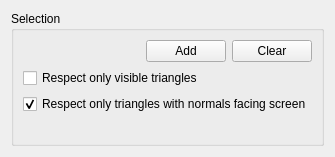
southseact-3d/fcd, file src/Mod/Mesh/Gui/Selection.ui: the form before one commit.
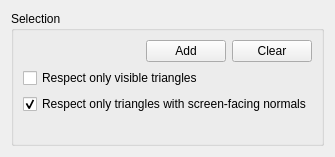
The form after the commit.

What changed in the file:
```diff
--- a/src/Mod/Mesh/Gui/Selection.ui
+++ b/src/Mod/Mesh/Gui/Selection.ui
@@ -60,7 +60,7 @@
       <item row="2" column="0" colspan="3">
        <widget class="QCheckBox" name="screenTriangles">
         <property name="text">
-         <string>Respect only triangles with normals facing screen</string>
+         <string>Respect only triangles with screen-facing normals</string>
         </property>
         <property name="checked">
          <bool>true</bool>
```
